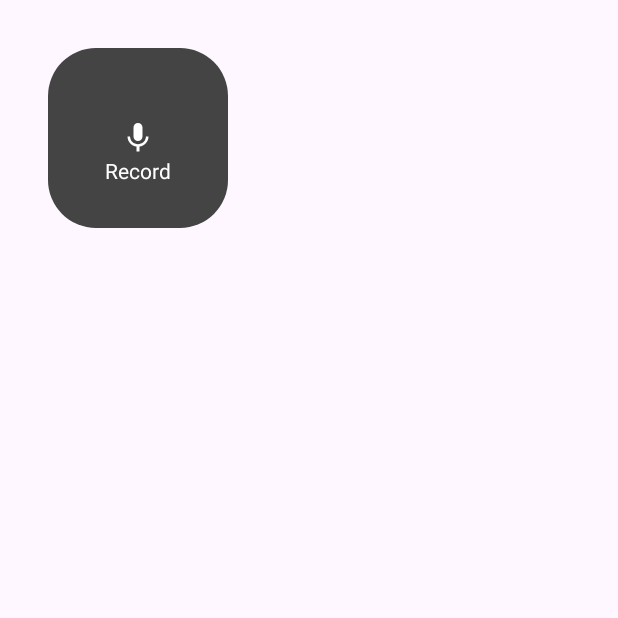
After one commit to jamesonwilliams/offline-first-demo, an Android app built with Jetpack Compose: the composable RecordButton shown on its own in the app's theme, on a phone screen of 412 x 824 dp, the top half of it. The commit adds this screen. Run offline under Robolectric (Android 15) with nearby library versions, the phone set to English and light mode, and no system bars.

Commit message:
Add a record button with state preservation/sync

```diff
--- a/AndroidApp/app/build.gradle.kts
+++ b/AndroidApp/app/build.gradle.kts
@@ -99,6 +99,7 @@ dependencies {
     implementation(libs.ui.graphics)
     implementation(libs.ui.tooling.preview)
     implementation(libs.material3)
+    implementation(libs.accompanist.permissions)
     debugImplementation(libs.ui.tooling)
     debugImplementation(libs.ui.test.manifest)
 
--- a/AndroidApp/app/src/main/AndroidManifest.xml
+++ b/AndroidApp/app/src/main/AndroidManifest.xml
@@ -4,6 +4,7 @@
 
     <uses-permission android:name="android.permission.INTERNET" />
     <uses-permission android:name="android.permission.ACCESS_NETWORK_STATE" />
+    <uses-permission android:name="android.permission.RECORD_AUDIO" />
 
     <application
         android:name=".AppointmentApplication"
--- a/AndroidApp/app/src/main/java/org/nosemaj/cra/data/db/AppointmentDao.kt
+++ b/AndroidApp/app/src/main/java/org/nosemaj/cra/data/db/AppointmentDao.kt
@@ -16,6 +16,9 @@ interface AppointmentDao {
     @Query("SELECT * FROM appointmentmodel WHERE id = :appointmentId")
     fun observeById(appointmentId: UUID): Flow<AppointmentModel>
 
+    @Query("SELECT * FROM appointmentmodel WHERE id = :appointmentId")
+    suspend fun getById(appointmentId: UUID): AppointmentModel
+
     @Upsert
     suspend fun upsert(vararg appointment: AppointmentModel)
 
--- /dev/null
+++ b/AndroidApp/app/src/main/java/org/nosemaj/cra/ui/details/RecordButton.kt
@@ -0,0 +1,87 @@
+package org.nosemaj.cra.ui.details
+
+import androidx.compose.foundation.background
+import androidx.compose.foundation.clickable
+import androidx.compose.foundation.layout.Box
+import androidx.compose.foundation.layout.fillMaxSize
+import androidx.compose.foundation.layout.padding
+import androidx.compose.foundation.layout.size
+import androidx.compose.foundation.shape.RoundedCornerShape
+import androidx.compose.material3.Button
+import androidx.compose.material3.Icon
+import androidx.compose.material3.Text
+import androidx.compose.runtime.Composable
+import androidx.compose.ui.Alignment
+import androidx.compose.ui.Modifier
+import androidx.compose.ui.graphics.Color
+import androidx.compose.ui.res.painterResource
+import androidx.compose.ui.unit.dp
+import androidx.compose.ui.unit.sp
+import com.google.accompanist.permissions.ExperimentalPermissionsApi
+import com.google.accompanist.permissions.isGranted
+import com.google.accompanist.permissions.rememberPermissionState
+import com.google.accompanist.permissions.shouldShowRationale
+import org.nosemaj.cra.R
+
+@Composable
+fun RecordButton(
+    isRecording: Boolean,
+    onRecordingRequested: (Boolean) -> Unit,
+) {
+    RecordingPermissions {
+        Box(
+            modifier = Modifier
+                .padding(32.dp)
+                .size(120.dp)
+                .background(
+                    color = if (isRecording) Color.Red else Color.DarkGray,
+                    shape = RoundedCornerShape(32.dp),
+                )
+                .clickable {
+                    onRecordingRequested(!isRecording)
+                }
+                .fillMaxSize(),
+            contentAlignment = Alignment.Center
+        ) {
+            Icon(
+                painter = painterResource(id = R.drawable.baseline_mic_24),
+                contentDescription = "Record audio",
+                tint = Color.White,
+                modifier = Modifier.size(40.dp)
+                    .padding(8.dp)
+            )
+            Text(
+                text = if (isRecording) "Recording..." else "Record",
+                fontSize = 14.sp,
+                color = Color.White,
+                modifier = Modifier.padding(top = 45.dp)
+            )
+        }
+    }
+}
+
+@OptIn(ExperimentalPermissionsApi::class)
+@Composable
+fun RecordingPermissions(
+   onGranted: @Composable () -> Unit,
+) {
+    val recordPermissionState = rememberPermissionState(android.Manifest.permission.RECORD_AUDIO)
+
+    when {
+        recordPermissionState.status.isGranted -> onGranted()
+        recordPermissionState.status.shouldShowRationale -> {
+            Button(
+                onClick = { recordPermissionState.launchPermissionRequest() }
+            ) {
+                Text("Request Recording Permission")
+            }
+        }
+        else -> {
+            Button(
+                onClick = { recordPermissionState.launchPermissionRequest() }
+            ) {
+                Text("Request Recording Permission")
+            }
+        }
+    }
+}
--- /dev/null
+++ b/AndroidApp/app/src/main/res/drawable/baseline_mic_24.xml
@@ -0,0 +1,5 @@
+<vector android:height="24dp" android:tint="#000000"
+    android:viewportHeight="24" android:viewportWidth="24"
+    android:width="24dp" xmlns:android="http://schemas.android.com/apk/res/android">
+    <path android:fillColor="@android:color/white" android:pathData="M12,14c1.66,0 2.99,-1.34 2.99,-3L15,5c0,-1.66 -1.34,-3 -3,-3S9,3.34 9,5v6c0,1.66 1.34,3 3,3zM17.3,11c0,3 -2.54,5.1 -5.3,5.1S6.7,14 6.7,11L5,11c0,3.41 2.72,6.23 6,6.72L11,21h2v-3.28c3.28,-0.48 6,-3.3 6,-6.72h-1.7z"/>
+</vector>
--- a/AndroidApp/gradle/libs.versions.toml
+++ b/AndroidApp/gradle/libs.versions.toml
@@ -25,6 +25,7 @@ apollo3 = "3.8.2"
 room = "2.6.1"
 kotlinx-datetime = "0.5.0"
 timber = "5.0.1"
+accompanist-permissions = "0.33.2-alpha"
 
 [libraries]
 core-ktx = { group = "androidx.core", name = "core-ktx", version.ref = "core-ktx" }
@@ -57,6 +58,7 @@ androidx-room-ktx = { group = "androidx.room", name = "room-ktx", version.ref =
 kotlinx-datetime = { group = "org.jetbrains.kotlinx", name = "kotlinx-datetime", version.ref = "kotlinx-datetime" }
 androidx-lifecycle-process = { group = "androidx.lifecycle", name = "lifecycle-process", version.ref = "lifecycle-process" }
 timber = { group = "com.jakewharton.timber", name = "timber", version.ref = "timber" }
+accompanist-permissions = { group = "com.google.accompanist", name = "accompanist-permissions", version.ref = "accompanist-permissions" }
 
 [plugins]
 androidApplication = { id = "com.android.application", version.ref = "agp" }
```
Also changed, not shown: AndroidApp/app/src/main/java/org/nosemaj/cra/data/AppointmentRepository.kt (+9 -2 lines), AndroidApp/app/src/main/java/org/nosemaj/cra/ui/details/AppointmentDetailScreen.kt (+34 -14 lines), AndroidApp/app/src/main/java/org/nosemaj/cra/ui/details/AppointmentDetailViewModel.kt (+16 -0 lines).
